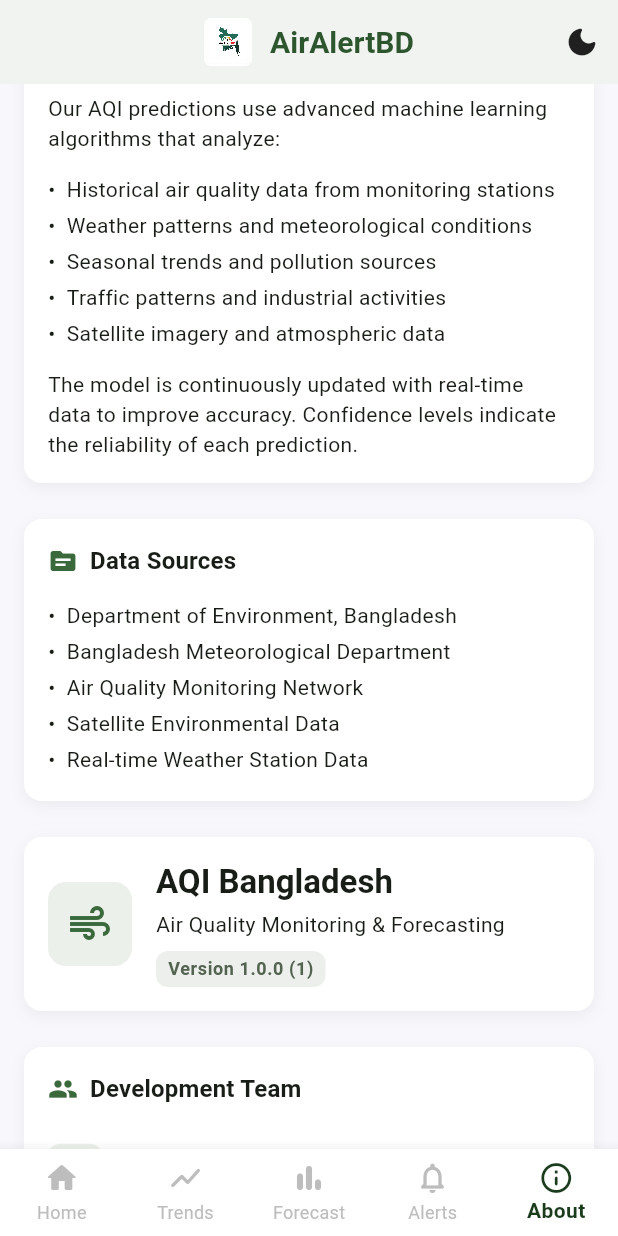
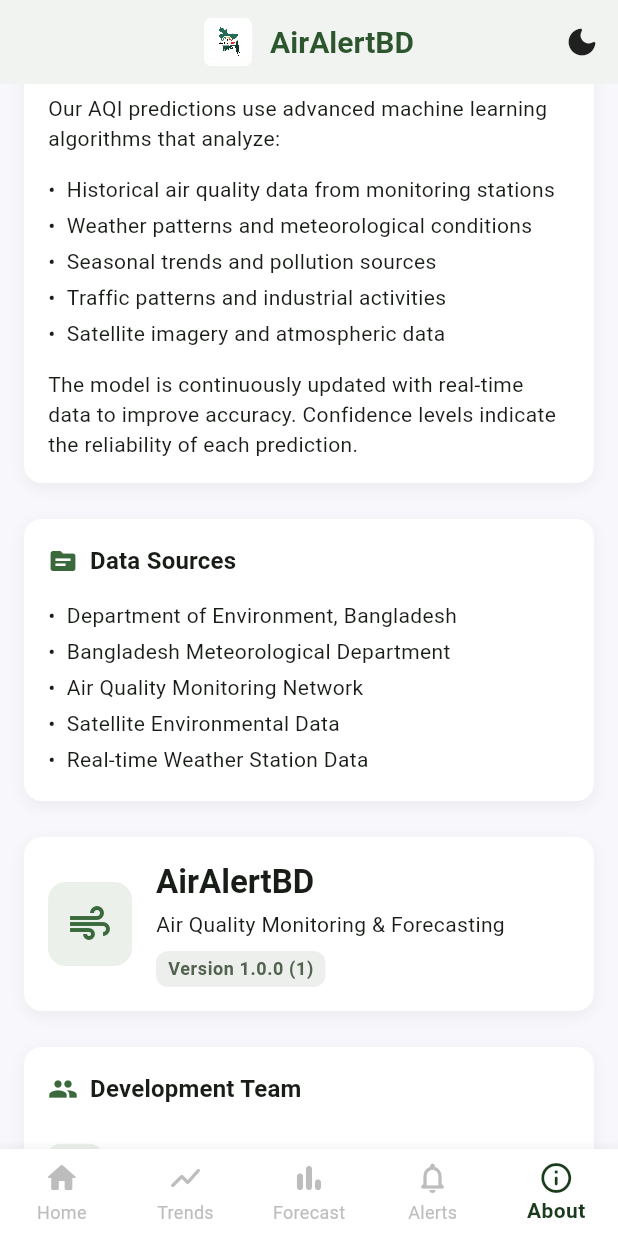
Before and after one commit to Rihabz1/AQI_BD_APP, a Flutter app: the screen it shows after launch, item 5 of the bottom bar chosen, scrolled down 576 dp, on a phone screen of 412 x 824 dp. Run offline on Flutter 3.47's test engine with Material 3 defaults, Android fonts, the phone set to English and light mode, and no system bars; our stand-ins replace csv, dio, fl_chart, package_info_plus; network calls fail.

Commit message:
Fix: Update app title in About section to AirAlertBD

```diff
--- a/lib/screens/about_screen.dart
+++ b/lib/screens/about_screen.dart
@@ -197,7 +197,7 @@
                         crossAxisAlignment: CrossAxisAlignment.start,
                         children: [
                           Text(
-                            'AQI Bangladesh',
+                            'AirAlertBD',
                             style: Theme.of(context).textTheme.titleLarge?.copyWith(
                               fontWeight: FontWeight.bold,
                             ),
```
